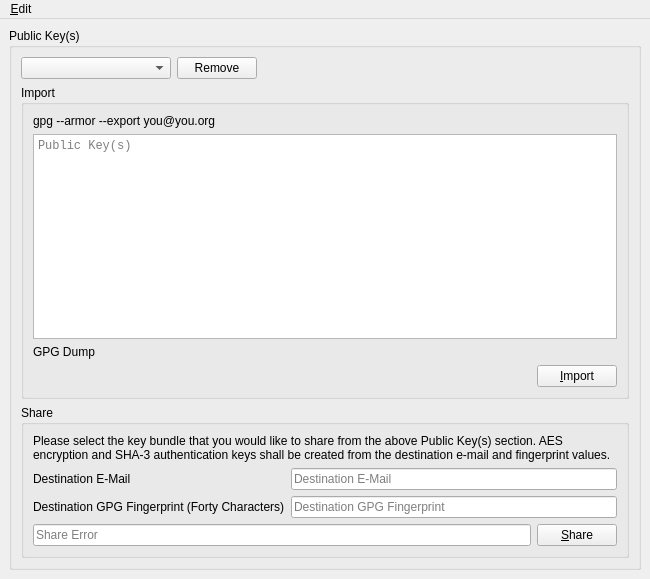
Qt form Source/UI/spot-on-rosetta-gpg-import.ui (textbrowser/spot-on) before a commit.
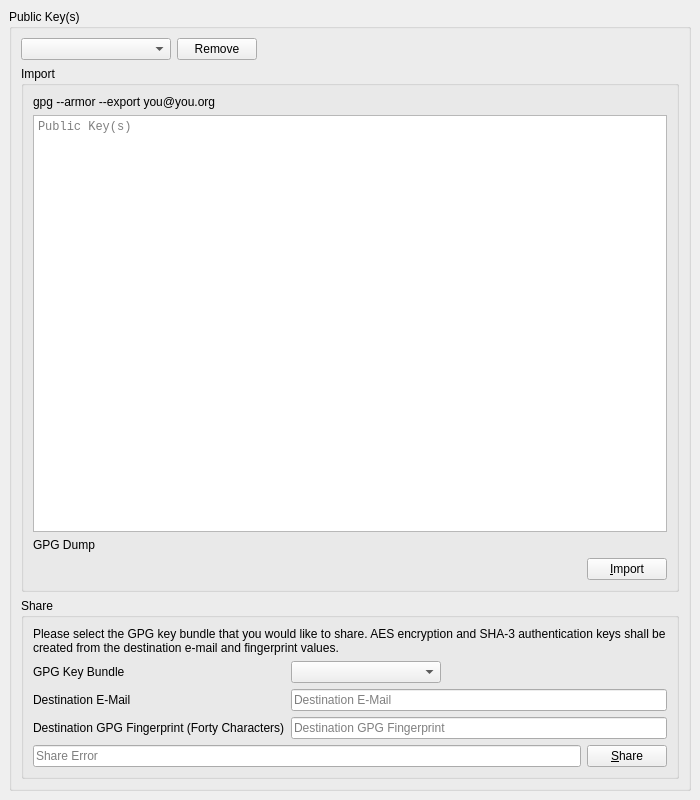
The same form after that commit. Icons and pictures are not drawn. Custom widgets are drawn as their Qt base class.

Commit message: GPG share.

Diff of the .ui file:
```diff
--- a/Source/UI/spot-on-rosetta-gpg-import.ui
+++ b/Source/UI/spot-on-rosetta-gpg-import.ui
@@ -6,8 +6,8 @@
    <rect>
     <x>0</x>
     <y>0</y>
-    <width>650</width>
-    <height>579</height>
+    <width>700</width>
+    <height>800</height>
    </rect>
   </property>
   <property name="windowIcon">
@@ -136,7 +136,7 @@
           <item>
            <widget class="QLabel" name="label_3">
             <property name="text">
-             <string>&lt;html&gt;&lt;head/&gt;&lt;body&gt;&lt;p&gt;Please select the key bundle that you would like to share from the above Public Key(s) section. AES encryption and SHA-3 authentication keys shall be created from the destination e-mail and fingerprint values.&lt;/p&gt;&lt;/body&gt;&lt;/html&gt;</string>
+             <string>&lt;html&gt;&lt;head/&gt;&lt;body&gt;&lt;p&gt;Please select the GPG key bundle that you would like to share. AES encryption and SHA-3 authentication keys shall be created from the destination e-mail and fingerprint values.&lt;/p&gt;&lt;/body&gt;&lt;/html&gt;</string>
             </property>
             <property name="wordWrap">
              <bool>true</bool>
@@ -145,24 +145,7 @@
           </item>
           <item>
            <layout class="QGridLayout" name="gridLayout">
-            <item row="0" column="0">
-             <widget class="QLabel" name="label">
-              <property name="text">
-               <string>Destination E-Mail</string>
-              </property>
-             </widget>
-            </item>
-            <item row="0" column="1">
-             <widget class="QLineEdit" name="destination_email">
-              <property name="placeholderText">
-               <string>Destination E-Mail</string>
-              </property>
-              <property name="clearButtonEnabled">
-               <bool>true</bool>
-              </property>
-             </widget>
-            </item>
-            <item row="1" column="0">
+            <item row="2" column="0">
              <widget class="QLabel" name="label_4">
               <property name="text">
                <string>Destination GPG Fingerprint (Forty Characters)</string>
@@ -170,6 +153,16 @@
              </widget>
             </item>
             <item row="1" column="1">
+             <widget class="QLineEdit" name="destination_email">
+              <property name="placeholderText">
+               <string>Destination E-Mail</string>
+              </property>
+              <property name="clearButtonEnabled">
+               <bool>true</bool>
+              </property>
+             </widget>
+            </item>
+            <item row="2" column="1">
              <widget class="QLineEdit" name="destination_fingerprint">
               <property name="placeholderText">
                <string>Destination GPG Fingerprint</string>
@@ -179,6 +172,47 @@
               </property>
              </widget>
             </item>
+            <item row="1" column="0">
+             <widget class="QLabel" name="label">
+              <property name="text">
+               <string>Destination E-Mail</string>
+              </property>
+             </widget>
+            </item>
+            <item row="0" column="0">
+             <widget class="QLabel" name="label_2">
+              <property name="text">
+               <string>GPG Key Bundle</string>
+              </property>
+             </widget>
+            </item>
+            <item row="0" column="1">
+             <layout class="QHBoxLayout" name="horizontalLayout_3">
+              <item>
+               <widget class="QComboBox" name="gpg_share_email">
+                <property name="sizeAdjustPolicy">
+                 <enum>QComboBox::AdjustToContents</enum>
+                </property>
+                <property name="minimumContentsLength">
+                 <number>15</number>
+                </property>
+               </widget>
+              </item>
+              <item>
+               <spacer name="horizontalSpacer_3">
+                <property name="orientation">
+                 <enum>Qt::Horizontal</enum>
+                </property>
+                <property name="sizeHint" stdset="0">
+                 <size>
+                  <width>40</width>
+                  <height>20</height>
+                 </size>
+                </property>
+               </spacer>
+              </item>
+             </layout>
+            </item>
            </layout>
           </item>
           <item>
@@ -210,35 +244,6 @@
     </item>
    </layout>
   </widget>
-  <widget class="QMenuBar" name="menu_bar">
-   <property name="geometry">
-    <rect>
-     <x>0</x>
-     <y>0</y>
-     <width>650</width>
-     <height>34</height>
-    </rect>
-   </property>
-   <widget class="QMenu" name="menu_Edit">
-    <property name="title">
-     <string>&amp;Edit</string>
-    </property>
-    <addaction name="action_Clear"/>
-    <addaction name="separator"/>
-    <addaction name="action_Remove_GPG_Keys"/>
-   </widget>
-   <addaction name="menu_Edit"/>
-  </widget>
-  <action name="action_Clear">
-   <property name="text">
-    <string>&amp;Clear</string>
-   </property>
-  </action>
-  <action name="action_Remove_GPG_Keys">
-   <property name="text">
-    <string>Remove GPG Keys</string>
-   </property>
-  </action>
  </widget>
  <customwidgets>
   <customwidget>
```
Left out of the diff: 1 changed line with no effect on the pictures. The commit also changes 7 other files.
